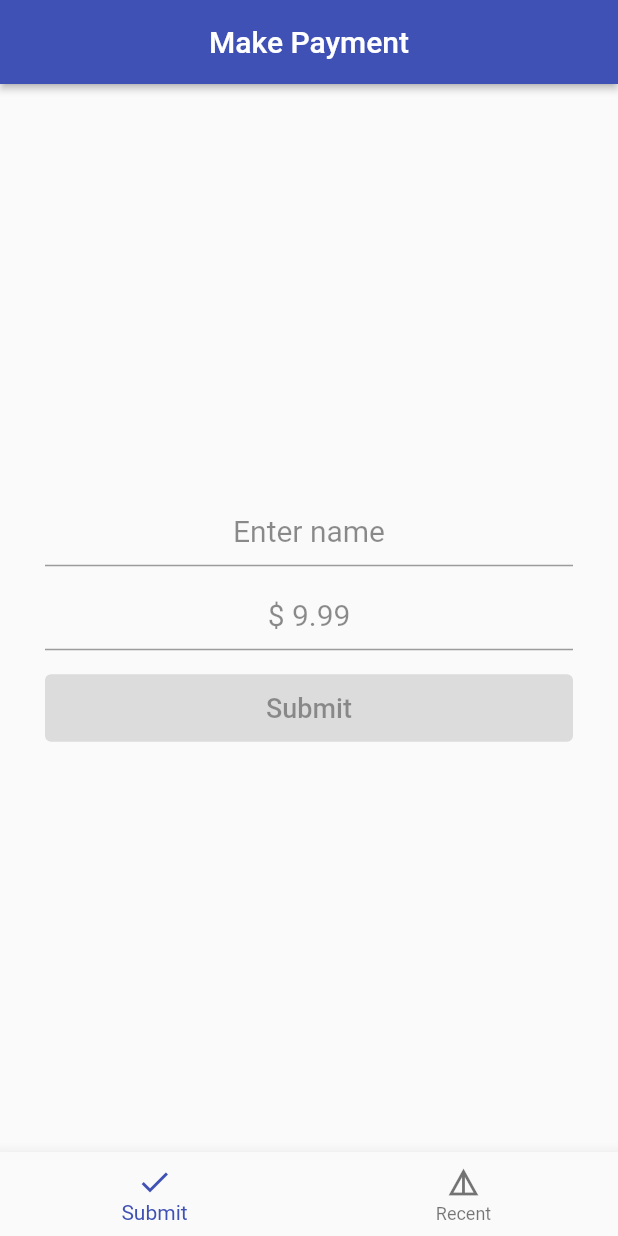
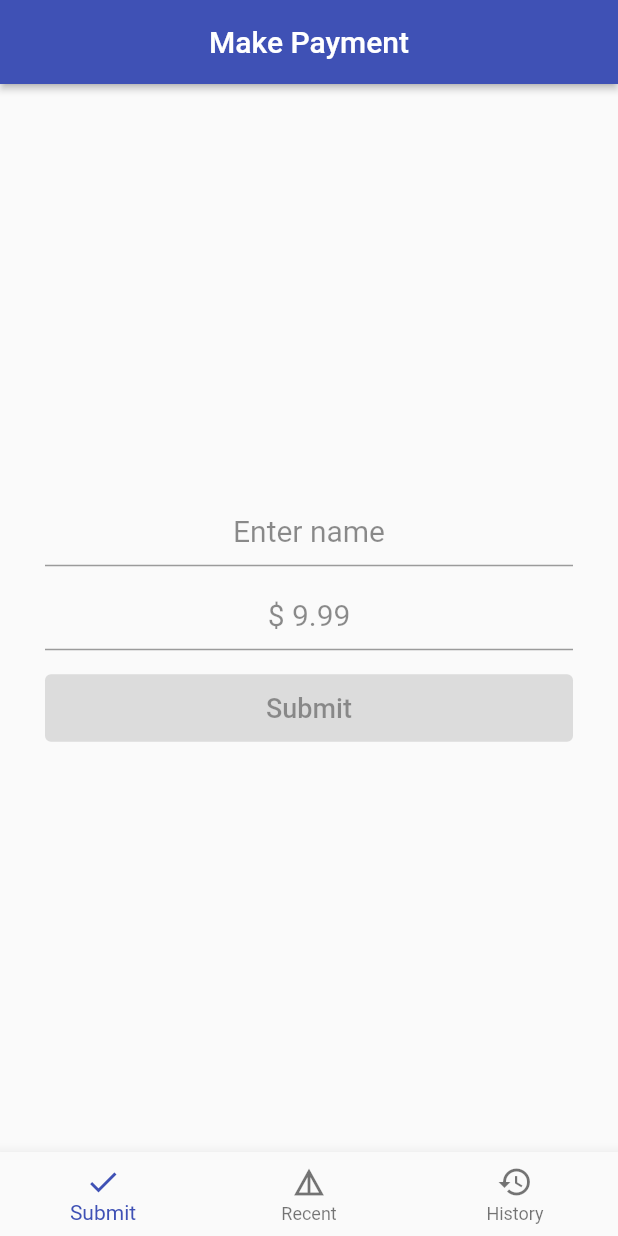
Before and after one commit to thecodexhub/flutter_testing, a Flutter app: the screen it shows after launch, on a phone screen of 412 x 824 dp. Run offline on Flutter 3.47's test engine with Material 2 defaults, Android fonts, the phone set to English and light mode, and no system bars; our stand-ins replace hive, hive_flutter; accounts and stored records are empty; generated files the repository leaves out were written again.

Commit message:
Implementation of local database using Hive

```diff
--- a/lib/bottom_nav_bar/bottom_nav_bar_app.dart
+++ b/lib/bottom_nav_bar/bottom_nav_bar_app.dart
@@ -1,7 +1,8 @@
 import 'package:flutter/material.dart';
 import 'package:flutter_testing/bottom_nav_bar/bottom_nav_bar_bloc.dart';
-import 'package:flutter_testing/make_payment_page.dart';
-import 'package:flutter_testing/recent_payment_page.dart';
+import 'package:flutter_testing/pages/history_payment_page.dart';
+import 'package:flutter_testing/pages/make_payment_page.dart';
+import 'package:flutter_testing/pages/recent_payment_page.dart';
 
 class BottomNavBarApp extends StatefulWidget {
   @override
@@ -42,6 +43,10 @@ class _BottomNavBarAppState extends State<BottomNavBarApp> {
           icon: Icon(Icons.details_outlined),
           label: 'Recent',
         ),
+        BottomNavigationBarItem(
+          icon: Icon(Icons.history),
+          label: 'History',
+        ),
       ],
     );
   }
@@ -59,6 +64,9 @@ class _BottomNavBarAppState extends State<BottomNavBarApp> {
             break;
           case BottomNavBarItem.recent:
             return _recentPaymentArea(item);
+            break;
+          case BottomNavBarItem.history:
+            return _historyPaymentArea(item);
             break;
           default:
             return _submitPaymentArea(item);
@@ -83,4 +91,12 @@ class _BottomNavBarAppState extends State<BottomNavBarApp> {
       body: RecentPaymentPage(),
     );
   }
+
+  Widget _historyPaymentArea(BottomNavBarItem item) {
+    return Scaffold(
+      appBar: _buildAppBar('Payment History'),
+      bottomNavigationBar: _buildBottomNavigationBar(item),
+      body: HistoryPaymentPage(),
+    );
+  }
 }
--- a/lib/bottom_nav_bar/bottom_nav_bar_bloc.dart
+++ b/lib/bottom_nav_bar/bottom_nav_bar_bloc.dart
@@ -1,6 +1,6 @@
 import 'dart:async';
 
-enum BottomNavBarItem { submit, recent }
+enum BottomNavBarItem { submit, recent, history }
 
 class BottomNavBarBloc {
   final StreamController<BottomNavBarItem> _bottomNavBarController =
@@ -19,6 +19,9 @@ class BottomNavBarBloc {
       case 1:
         _bottomNavBarController.sink.add(BottomNavBarItem.recent);
         break;
+      case 2:
+        _bottomNavBarController.sink.add(BottomNavBarItem.history);
+        break;
     }
   }
 
--- a/lib/main.dart
+++ b/lib/main.dart
@@ -1,9 +1,17 @@
 import 'package:flutter/material.dart';
 import 'package:flutter_testing/bottom_nav_bar/bottom_nav_bar_app.dart';
 import 'package:flutter_testing/payment_notifier.dart';
+import 'package:flutter_testing/models/payment_model.dart';
+import 'package:hive/hive.dart';
 import 'package:provider/provider.dart';
+import 'package:path_provider/path_provider.dart' as path_provider;
 
-void main() {
+void main() async {
+  WidgetsFlutterBinding.ensureInitialized();
+  final appDocumentsDirectory =
+      await path_provider.getApplicationDocumentsDirectory();
+  Hive.init(appDocumentsDirectory.path);
+  Hive.registerAdapter(PaymentModelAdapter());
   runApp(MyApp());
 }
 
@@ -21,7 +29,20 @@ class MyApp extends StatelessWidget {
             centerTitle: true,
           ),
         ),
-        home: BottomNavBarApp(),
+        home: FutureBuilder(
+          future: Hive.openBox<PaymentModel>('history'),
+          builder: (BuildContext context, AsyncSnapshot snapshot) {
+            if (snapshot.connectionState == ConnectionState.done) {
+              if (snapshot.hasError) {
+                return Center(child: Text(snapshot.error.toString()));
+              } else {
+                return BottomNavBarApp();
+              }
+            } else {
+              return const Center(child: CircularProgressIndicator());
+            }
+          },
+        ),
       ),
     );
   }
--- a/lib/models/payment_model.dart
+++ b/lib/models/payment_model.dart
@@ -1,7 +1,20 @@
+import 'package:flutter/widgets.dart';
+import 'package:hive/hive.dart';
+
+part 'payment_model.g.dart';
+
+@HiveType(typeId: 0)
 class PaymentModel {
+  @HiveField(0)
   final String name;
+  @HiveField(1)
   final double amount;
+  @HiveField(2)
   final DateTime time;
 
-  PaymentModel({this.name, this.amount, this.time});
+  PaymentModel({
+    @required this.name,
+    @required this.amount,
+    @required this.time,
+  });
 }
```
Also changed, not shown: lib/pages/history_payment_page.dart (added, +45 -0 lines), lib/pages/make_payment_page.dart (renamed from lib/make_payment_page.dart, +27 -12 lines), pubspec.yaml (+6 -3 lines), lib/models/payment_model.g.dart (added), lib/pages/recent_payment_page.dart (renamed from lib/recent_payment_page.dart), pubspec.lock, 2 other files.
